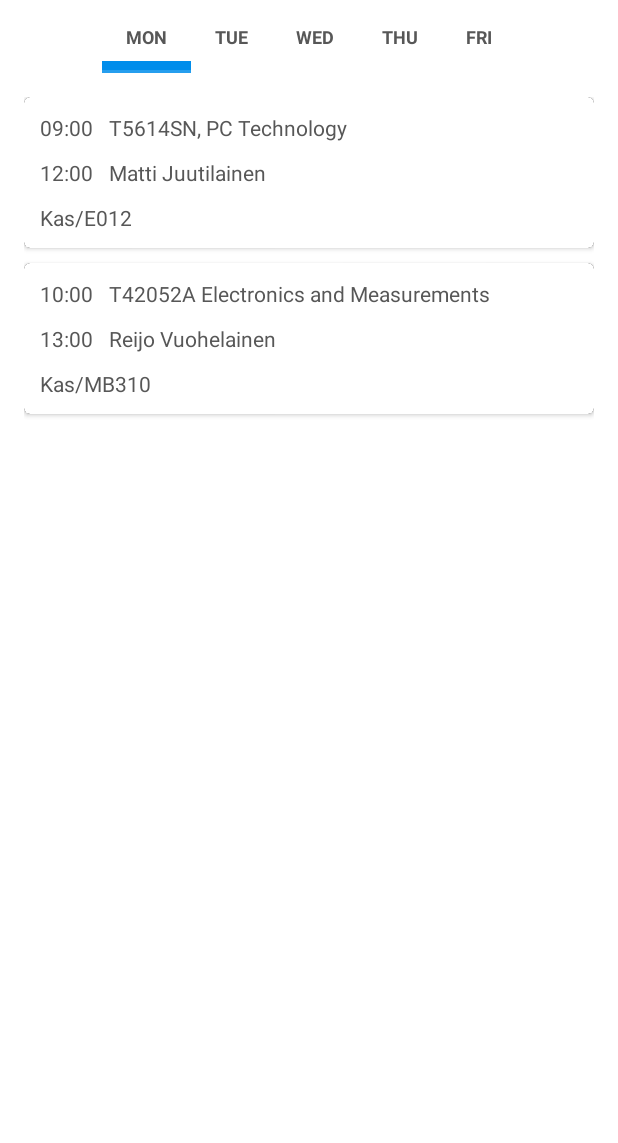
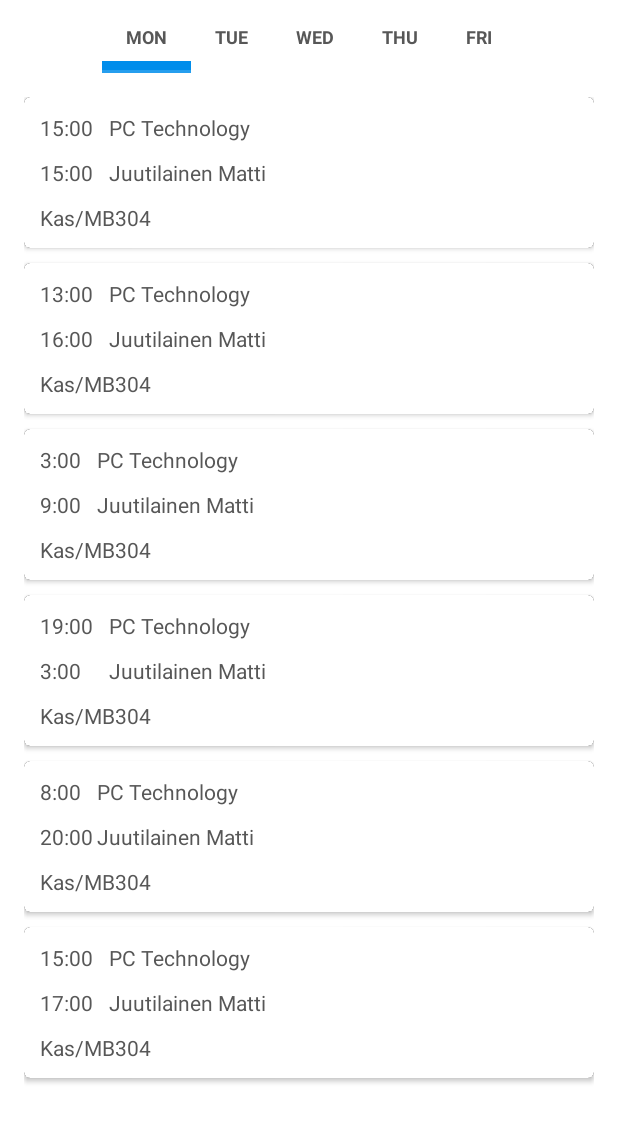
Before and after one commit to ShikaSD/schedule-android, an Android app: the screen it shows after launch (MainActivity), on a phone screen of 412 x 824 dp, the part 84-1227 px from its top. Run offline under Robolectric (Android 15) with nearby library versions, the phone set to English and light mode, and no system bars; libraries missing offline, so code that uses them is left out: com.parse; 1 statement that could not run was skipped.

Commit message:
Added Parse Lib

```diff
--- a/MAMKSchedule/build.gradle
+++ b/MAMKSchedule/build.gradle
@@ -37,4 +37,5 @@ dependencies {
     compile 'com.android.support:appcompat-v7:21.0.+'
     compile 'com.android.support:cardview-v7:21.0.+'
     compile 'com.android.support:recyclerview-v7:21.0.+'
+    compile 'com.parse.bolts:bolts-android:1.1.2'
 }
--- /dev/null
+++ b/MAMKSchedule/src/main/java/ru/shika/mamkschedule/mamkschedule/DBHelper.java
@@ -0,0 +1,26 @@
+package ru.shika.mamkschedule.mamkschedule;
+
+import android.content.Context;
+import android.database.sqlite.SQLiteDatabase;
+import android.database.sqlite.SQLiteOpenHelper;
+
+public class DBHelper extends SQLiteOpenHelper
+{
+	public DBHelper(Context ctx)
+	{
+		super(ctx, "myDB", null, 1);
+	}
+
+	@Override
+	public void onCreate(SQLiteDatabase sqLiteDatabase)
+	{
+		sqLiteDatabase.execSQL("create table schedule (id integer primary key autoincrement, day integer, name text, start text, end text, room text, teacher text);");
+		sqLiteDatabase.execSQL("create table enrol (id integer primary key autoincrement, name text)");
+	}
+
+	@Override
+	public void onUpgrade(SQLiteDatabase sqLiteDatabase, int i, int i1)
+	{
+
+	}
+}
--- a/MAMKSchedule/src/main/java/ru/shika/mamkschedule/mamkschedule/MainActivity.java
+++ b/MAMKSchedule/src/main/java/ru/shika/mamkschedule/mamkschedule/MainActivity.java
@@ -1,20 +1,25 @@
 package ru.shika.mamkschedule.mamkschedule;
 
+import android.content.ContentValues;
+import android.content.Context;
+import android.database.Cursor;
+import android.database.sqlite.SQLiteDatabase;
+import android.database.sqlite.SQLiteOpenHelper;
 import android.os.Bundle;
 import android.support.v4.app.Fragment;
 import android.support.v4.app.FragmentManager;
 import android.support.v4.app.FragmentTransaction;
 import android.support.v4.widget.DrawerLayout;
 import android.support.v7.app.ActionBarActivity;
+import android.support.v7.app.ActionBarDrawerToggle;
 import android.support.v7.widget.Toolbar;
-import android.support.v7.app.ActionBarDrawerToggle;
 import android.util.Log;
 import android.view.Menu;
 import android.view.MenuItem;
 import android.view.View;
 import android.widget.AdapterView;
-import android.widget.ArrayAdapter;
 import android.widget.ListView;
+import com.parse.Parse;
 
 import java.util.ArrayList;
 
@@ -28,14 +33,23 @@ public class MainActivity extends ActionBarActivity
 
     private ActionBarDrawerToggle toggle;
 
+    private DBHelper dbh;
+
     @Override
     protected void onCreate(Bundle savedInstanceState)
     {
         super.onCreate(savedInstanceState);
         setContentView(R.layout.main);
 
+        //Parse init
+        Parse.initialize(this, "eR4X3CWg0H0dQiykPaWPymOLuceIj7XlCWu3SLLi", "tZ8L3pIHV1nXUmXj5GASyM2JdbwKFHUDYDuqhKR7");
+
         Toolbar toolbar = (Toolbar) findViewById(R.id.toolbar);
         setSupportActionBar(toolbar);
+
+        //Database init
+        dbh = new DBHelper(this);
+        writeToDb();
 
         //Init drawer list
         drawerItems.add(new Lesson.DrawerItem(getResources().getString(R.string.schedule),
@@ -59,6 +73,7 @@ public class MainActivity extends ActionBarActivity
         getSupportActionBar().setDisplayHomeAsUpEnabled(true);
         getSupportActionBar().setHomeButtonEnabled(true);
 
+        //Fragment init
         FragmentManager fragmentManager = getSupportFragmentManager();
         fragmentManager.beginTransaction()
             .add(R.id.main_container, new ScheduleViewGroupFragment(), "My schedule")
@@ -140,4 +155,55 @@ public class MainActivity extends ActionBarActivity
         }
     }
 
+    public void writeToDb()
+    {
+        SQLiteDatabase db = dbh.getWritableDatabase();
+
+        Cursor cursor = db.query("schedule", null, null, null,null,null, null);
+
+        Log.w("Shika", cursor.getCount() + "");
+
+        if(cursor.getCount() > 0)
+        {
+            //db.delete("schedule", null, null);
+            return;
+        }
+
+        for(int i = 0; i < 30; i++)
+        {
+            ContentValues cv = new ContentValues();
+            cv.put("day", (i % 5)+1);
+            cv.put("name", "PC Technology");
+            cv.put("start", (int) Math.ceil(Math.random() * 20)+":00");
+            cv.put("end", (int) Math.ceil(Math.random() * 20)+":00");
+            cv.put("room", "Kas/MB304");
+            cv.put("teacher", "Juutilainen Matti");
+            db.insert("schedule", null, cv);
+        }
+
+        dbh.close();
+    }
+
+
+    public  static class DBHelper extends SQLiteOpenHelper
+    {
+        public DBHelper(Context ctx)
+        {
+            super(ctx, "myDB", null, 1);
+        }
+
+        @Override
+        public void onCreate(SQLiteDatabase sqLiteDatabase)
+        {
+            sqLiteDatabase.execSQL("create table schedule (id integer primary key autoincrement, day integer, name text, start text, end text, room text, teacher text);");
+            sqLiteDatabase.execSQL("create table enrol (id integer primary key autoincrement, name text)");
+        }
+
+        @Override
+        public void onUpgrade(SQLiteDatabase sqLiteDatabase, int i, int i1)
+        {
+
+        }
+    }
+
 }
--- a/MAMKSchedule/src/main/java/ru/shika/mamkschedule/mamkschedule/ScheduleFragment.java
+++ b/MAMKSchedule/src/main/java/ru/shika/mamkschedule/mamkschedule/ScheduleFragment.java
@@ -1,5 +1,7 @@
 package ru.shika.mamkschedule.mamkschedule;
 
+import android.database.Cursor;
+import android.database.sqlite.SQLiteDatabase;
 import android.graphics.Color;
 import android.os.Bundle;
 import android.support.v4.app.Fragment;
@@ -14,20 +16,21 @@ import java.util.ArrayList;
 
 public class ScheduleFragment extends Fragment
 {
+	MainActivity.DBHelper dbh;
+	SQLiteDatabase db;
+
 	RecyclerView list;
 	RecyclerView.Adapter listAdapter;
 	RecyclerView.LayoutManager listLayoutManager;
 
-	String color;
-
 	boolean isFirst = true;
 
-	public static ScheduleFragment newInstance(String color)
+	public static ScheduleFragment newInstance(int day)
 	{
 		ScheduleFragment myFragment = new ScheduleFragment();
 
 		Bundle args = new Bundle();
-		args.putString("color", color);
+		args.putInt("day", day);
 		myFragment.setArguments(args);
 
 		return myFragment;
@@ -38,12 +41,40 @@ public class ScheduleFragment extends Fragment
 	{
 		super.onCreate(savedInstanceState);
 
+		//InitDB
+		dbh = new MainActivity.DBHelper(getParentFragment().getActivity());
+		db = dbh.getWritableDatabase();
+
 		ArrayList<Lesson> lessons = new ArrayList<Lesson>();
-		lessons.add(new Lesson("09:00", "12:00", "Kas/E012", "T5614SN, PC Technology", "Matti Juutilainen"));
-		lessons.add(new Lesson("10:00", "13:00", "Kas/MB310", "T42052A Electronics and Measurements", "Reijo Vuohelainen"));
 
-		color = getArguments().getString("color");
-
+		Cursor cursor = db.query("schedule", null, "day = " + getArguments().getInt("day"), null, null, null, null);
+		if(cursor != null)
+		{
+			if(cursor.moveToFirst())
+			{
+				do
+				{
+					String start, end, room, name, teacher;
+					start = end = room = name = teacher = null;
+					for(String cn : cursor.getColumnNames())
+					{
+						if(cn.equals("start"))
+							start = cursor.getString(cursor.getColumnIndex(cn));
+						if(cn.equals("end"))
+							end = cursor.getString(cursor.getColumnIndex(cn));
+						if(cn.equals("room"))
+							room = cursor.getString(cursor.getColumnIndex(cn));
+						if(cn.equals("name"))
+							name = cursor.getString(cursor.getColumnIndex(cn));
+						if(cn.equals("teacher"))
+							teacher = cursor.getString(cursor.getColumnIndex(cn));
+					}
+					lessons.add(new Lesson(start, end, room, name, teacher));
+				}
+				while (cursor.moveToNext());
+			}
+		}
+		db.close();
 		listAdapter = new ScheduleListAdapter(lessons);
 	}
 
@@ -54,7 +85,6 @@ public class ScheduleFragment extends Fragment
 
 		list = (RecyclerView) rootView.findViewById(R.id.recycler);
 		list.setHasFixedSize(true);
-		list.setBackgroundColor(getResources().getColor(R.color.background));
 
 		listLayoutManager = new LinearLayoutManager(getParentFragment().getActivity());
 		list.setLayoutManager(listLayoutManager);
@@ -69,8 +99,5 @@ public class ScheduleFragment extends Fragment
 	public void onActivityCreated(Bundle savedInstanceState)
 	{
 		super.onActivityCreated(savedInstanceState);
-
-		if(color != null)
-			list.setBackgroundColor(Color.parseColor(color));
 	}
 }
--- a/MAMKSchedule/src/main/java/ru/shika/mamkschedule/mamkschedule/ScheduleViewGroupFragment.java
+++ b/MAMKSchedule/src/main/java/ru/shika/mamkschedule/mamkschedule/ScheduleViewGroupFragment.java
@@ -71,7 +71,7 @@ public class ScheduleViewGroupFragment extends Fragment
 			super(fm);
 			for(int i = 0; i < days.length; i++)
 			{
-				fragments.add(ScheduleFragment.newInstance("#ffffff"));
+				fragments.add(ScheduleFragment.newInstance(i + 1));
 			}
 		}
 
```
Also changed, not shown: 1 other file.
